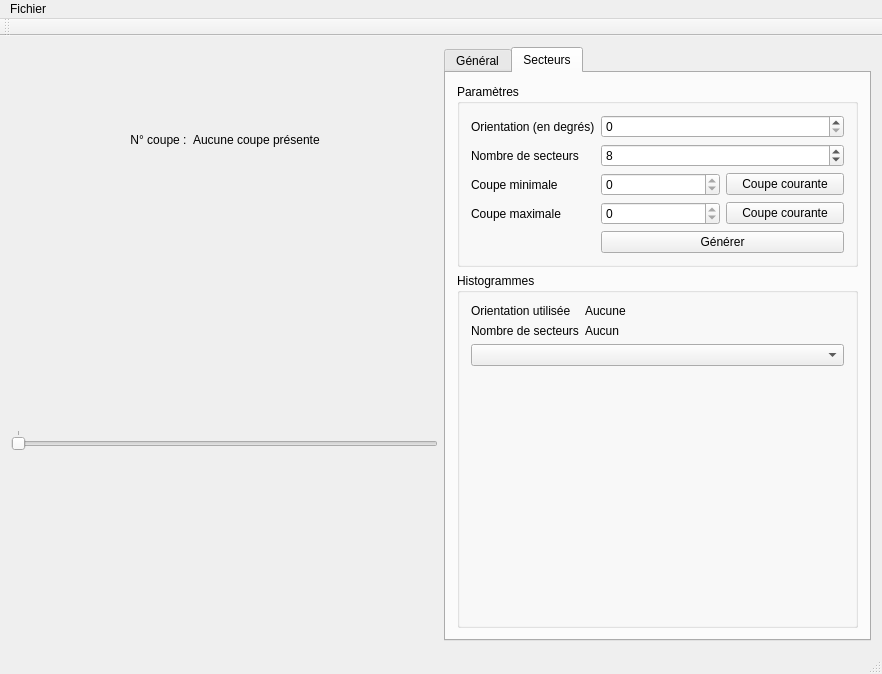
The window that ui/mainwindow.ui (akrah/TKDetection) describes before a commit, drawn with Qt 5.
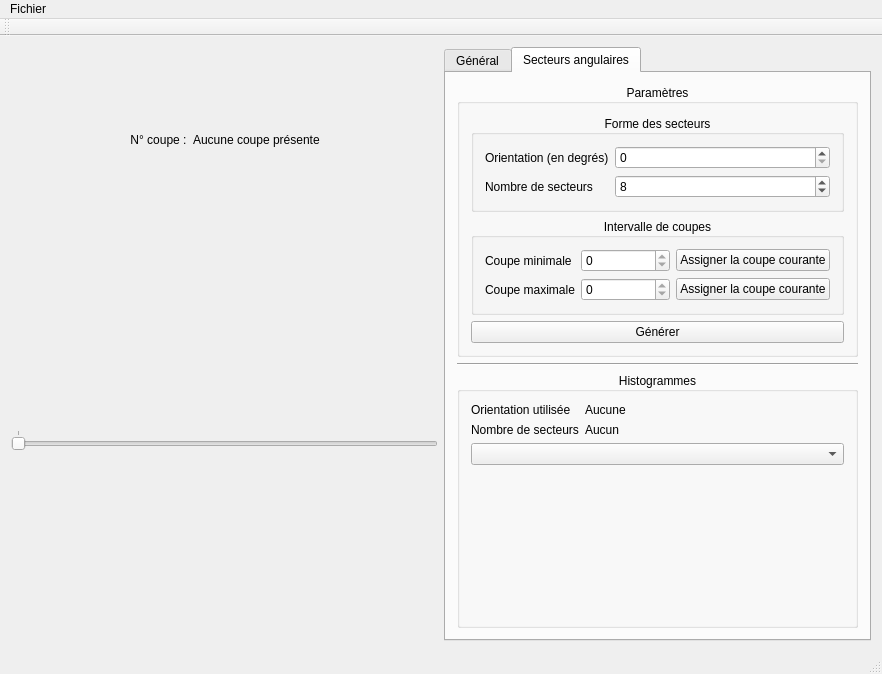
The same window after the commit. Custom widgets are drawn as their Qt base class.

Commit message: Histogrammes de secteurs avec différence entre coupe courante et coupe précédente.

Diff of the .ui file:
```diff
--- a/ui/mainwindow.ui
+++ b/ui/mainwindow.ui
@@ -99,8 +99,6 @@
      </layout>
     </item>
     <item>
-     <layout class="QVBoxLayout" name="verticalLayout_2">
-      <item>
        <widget class="QTabWidget" name="_tabs">
         <property name="currentIndex">
          <number>1</number>
@@ -241,7 +239,7 @@
         </widget>
         <widget class="QWidget" name="_tabSectors">
          <attribute name="title">
-          <string>Secteurs</string>
+        <string>Secteurs angulaires</string>
          </attribute>
          <layout class="QVBoxLayout" name="verticalLayout_7">
           <item>
@@ -249,10 +247,19 @@
             <property name="title">
              <string>Paramètres</string>
             </property>
-            <layout class="QFormLayout" name="formLayout_3">
-             <property name="fieldGrowthPolicy">
-              <enum>QFormLayout::AllNonFixedFieldsGrow</enum>
-             </property>
+          <property name="alignment">
+           <set>Qt::AlignCenter</set>
+          </property>
+          <layout class="QVBoxLayout" name="verticalLayout_9">
+           <item>
+            <widget class="QGroupBox" name="groupBox_6">
+             <property name="title">
+              <string>Forme des secteurs</string>
+             </property>
+             <property name="alignment">
+              <set>Qt::AlignCenter</set>
+             </property>
+             <layout class="QFormLayout" name="formLayout">
              <item row="0" column="0">
               <widget class="QLabel" name="label_2">
                <property name="text">
@@ -287,14 +294,29 @@
                </property>
               </widget>
              </item>
-             <item row="2" column="0">
+             </layout>
+            </widget>
+           </item>
+           <item>
+            <widget class="QGroupBox" name="groupBox_7">
+             <property name="title">
+              <string>Intervalle de coupes</string>
+             </property>
+             <property name="alignment">
+              <set>Qt::AlignCenter</set>
+             </property>
+             <layout class="QFormLayout" name="formLayout_3">
+              <property name="fieldGrowthPolicy">
+               <enum>QFormLayout::AllNonFixedFieldsGrow</enum>
+              </property>
+              <item row="0" column="0">
               <widget class="QLabel" name="label_7">
                <property name="text">
                 <string>Coupe minimale</string>
                </property>
               </widget>
              </item>
-             <item row="2" column="1">
+              <item row="0" column="1">
               <layout class="QHBoxLayout" name="horizontalLayout_5">
                <item>
                 <widget class="QSpinBox" name="_spinMinSectorSlice">
@@ -306,20 +328,20 @@
                <item>
                 <widget class="QPushButton" name="_buttonSliceMinimalSector">
                  <property name="text">
-                  <string>Coupe courante</string>
+                   <string>Assigner la coupe courante</string>
                  </property>
                 </widget>
                </item>
               </layout>
              </item>
-             <item row="3" column="0">
+              <item row="1" column="0">
               <widget class="QLabel" name="label_8">
                <property name="text">
                 <string>Coupe maximale</string>
                </property>
               </widget>
              </item>
-             <item row="3" column="1">
+              <item row="1" column="1">
               <layout class="QHBoxLayout" name="horizontalLayout_6">
                <property name="bottomMargin">
                 <number>0</number>
@@ -334,13 +356,16 @@
                <item>
                 <widget class="QPushButton" name="_buttonSliceMaximalSector">
                  <property name="text">
-                  <string>Coupe courante</string>
+                   <string>Assigner la coupe courante</string>
                  </property>
                 </widget>
                </item>
               </layout>
              </item>
-             <item row="4" column="1">
+             </layout>
+            </widget>
+           </item>
+           <item>
               <widget class="QPushButton" name="_buttonUpdateSectors">
                <property name="text">
                 <string>Générer</string>
@@ -350,6 +375,13 @@
             </layout>
            </widget>
           </item>
+        <item>
+         <widget class="Line" name="line_2">
+          <property name="orientation">
+           <enum>Qt::Horizontal</enum>
+          </property>
+         </widget>
+        </item>
           <item>
            <widget class="QGroupBox" name="groupBox_5">
             <property name="sizePolicy">
@@ -361,12 +393,12 @@
             <property name="title">
              <string>Histogrammes</string>
             </property>
+          <property name="alignment">
+           <set>Qt::AlignCenter</set>
+          </property>
             <layout class="QVBoxLayout" name="verticalLayout_8">
              <item>
               <layout class="QFormLayout" name="formLayout_2">
-               <property name="fieldGrowthPolicy">
-                <enum>QFormLayout::AllNonFixedFieldsGrow</enum>
-               </property>
                <property name="topMargin">
                 <number>0</number>
                </property>
@@ -419,8 +451,6 @@
          </layout>
         </widget>
        </widget>
-      </item>
-     </layout>
     </item>
    </layout>
   </widget>
```
Left out of the diff: 38 changed lines with no effect on the pictures. Lines whose indentation alone changed are shown as unchanged. The commit also changes 6 other files.
